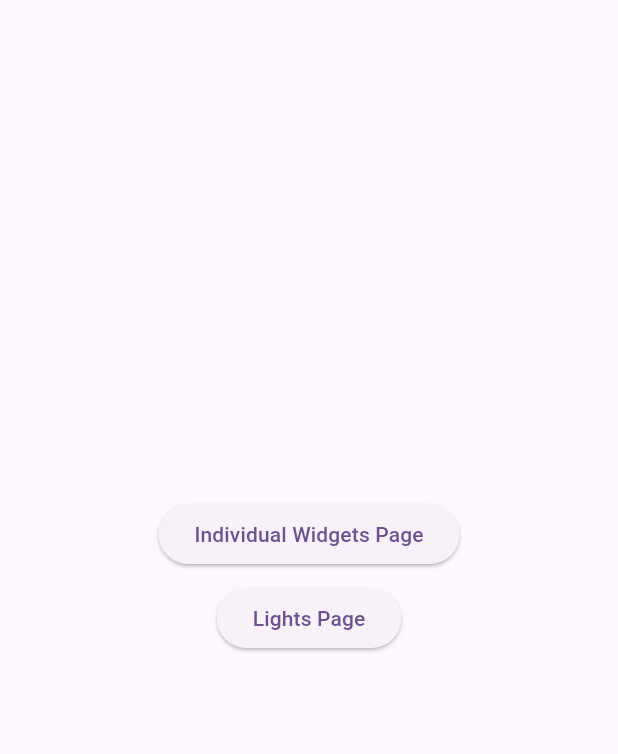
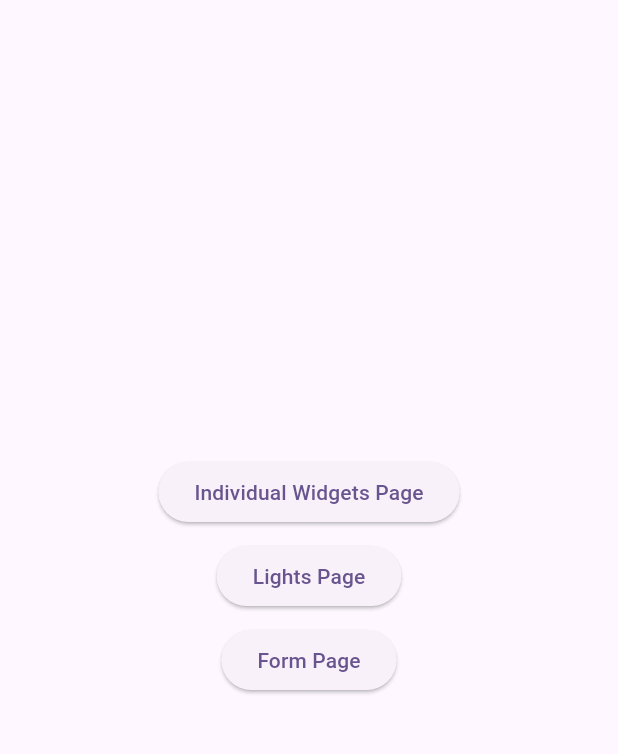
Before and after one commit to erayerdin/streaming_forms, a Flutter app: the screen it shows after launch, on a phone screen of 412 x 824 dp, the part 84-838 px from its top. Run offline on Flutter 3.47's test engine with Material 2 defaults, Android fonts, the phone set to English and light mode, and no system bars.

Commit message:
init FormPage

```diff
--- a/example/lib/main.dart
+++ b/example/lib/main.dart
@@ -1,6 +1,7 @@
 import 'dart:async';
 
 import 'package:flutter/material.dart';
+import 'package:streaming_forms_example/presentation/form.page.dart';
 import 'package:streaming_forms_example/presentation/home.page.dart';
 import 'package:streaming_forms_example/presentation/individual_widgets.page.dart';
 import 'package:streaming_forms_example/presentation/lights.page.dart';
@@ -49,6 +50,7 @@ class _MyAppState extends State<MyApp> {
             '/individual': (context) => const IndividualWidgetsPage(),
             '/lights': (context) =>
                 LightsPage(lightController: _lightSwitchController),
+            '/form': (context) => const FormPage(),
           },
           initialRoute: '/',
         );
--- a/example/lib/presentation/home.page.dart
+++ b/example/lib/presentation/home.page.dart
@@ -43,6 +43,13 @@ class HomePage extends StatelessWidget {
                 },
                 child: const Text('Lights Page'),
               ),
+              const SizedBox(height: 8),
+              ElevatedButton(
+                onPressed: () async {
+                  await Navigator.of(context).pushNamed('/form');
+                },
+                child: const Text('Form Page'),
+              ),
             ],
           ),
         ),
```
Also changed, not shown: example/lib/presentation/form.page.dart (added, +32 -0 lines).
